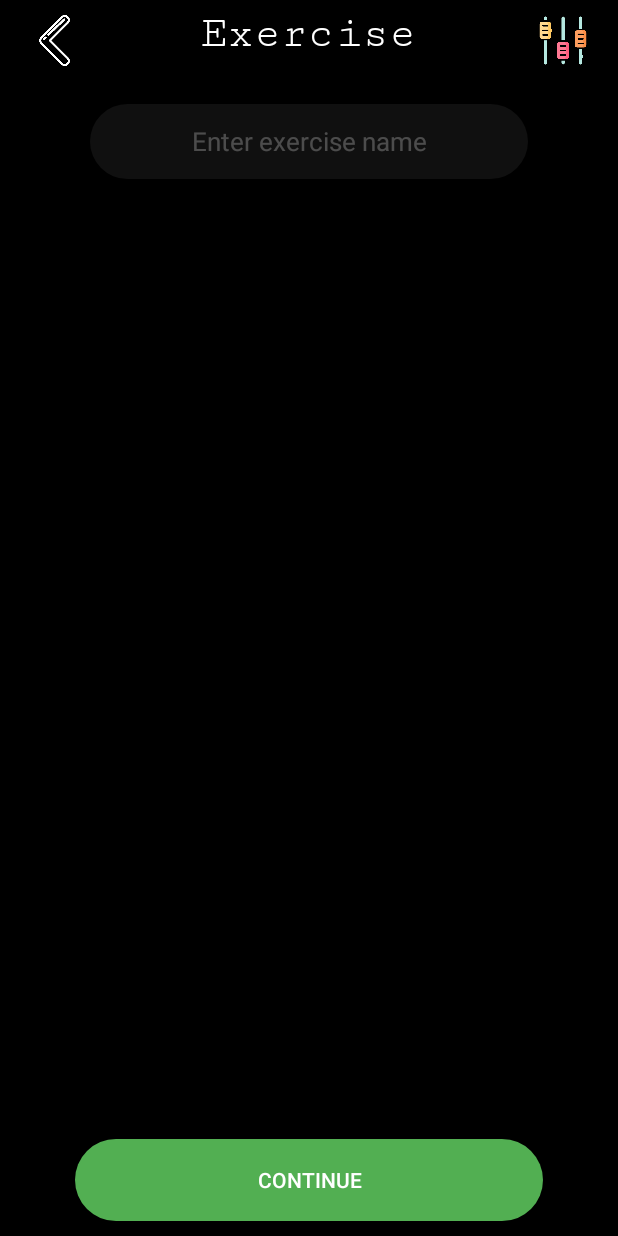
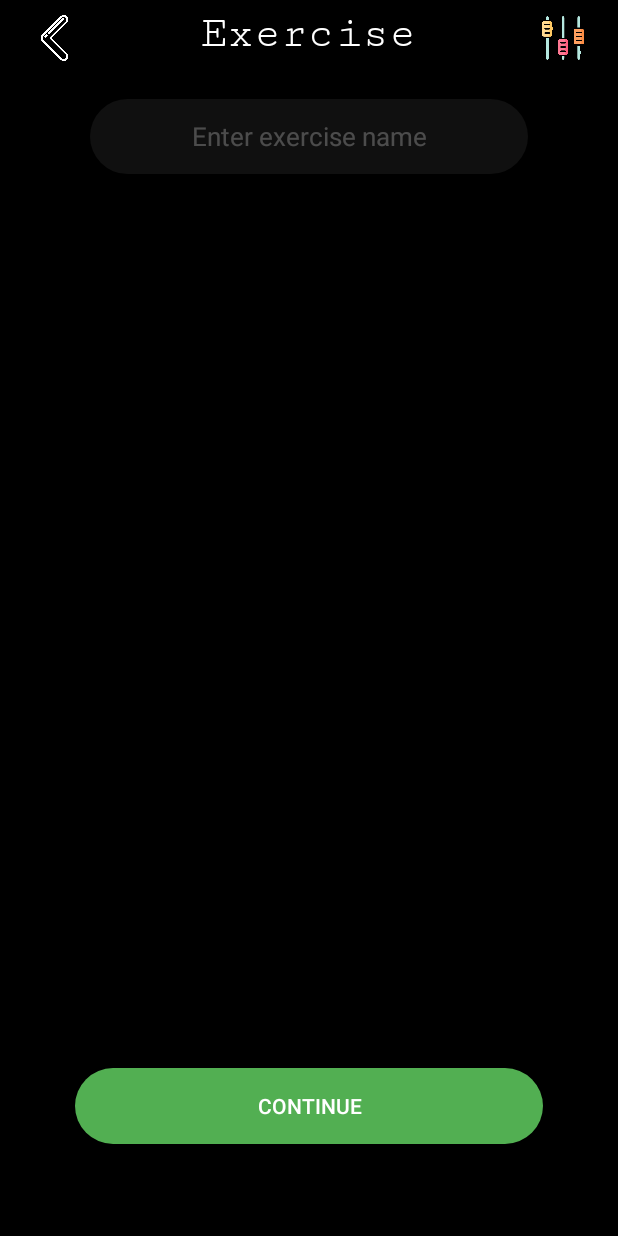
Before and after one commit to Whitesan/GymAppAndroid, an Android app: the EnterExerciseNameActivity screen opened directly, with no data from a screen before it, on a phone screen of 412 x 824 dp. Run offline under Robolectric (Android 15) with nearby library versions, the phone set to English and light mode, and no system bars.

Commit message:
space added

```diff
--- a/app/src/main/res/layout/activity_enter_exercise_name.xml
+++ b/app/src/main/res/layout/activity_enter_exercise_name.xml
@@ -105,5 +105,10 @@
         android:layout_gravity="center"
         android:layout_marginBottom="10dp"
         />
+    <RelativeLayout
+        android:layout_width="match_parent"
+        android:layout_height="0dp"
+        android:layout_weight="1">
+    </RelativeLayout>
 
 </LinearLayout>
```
